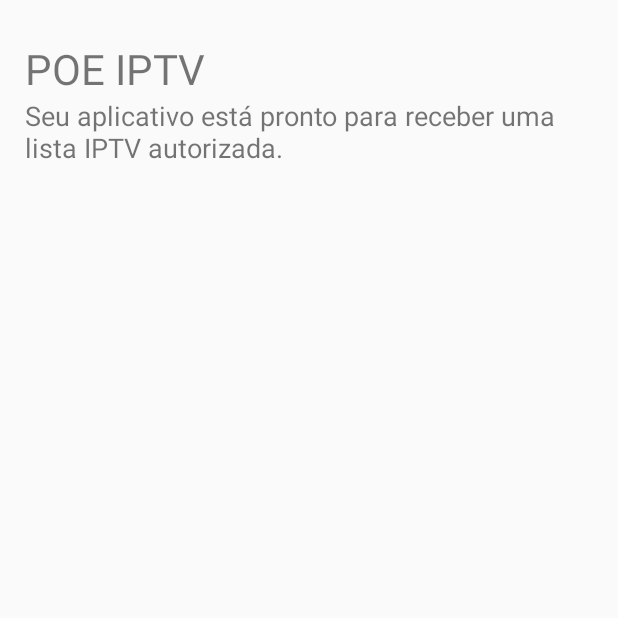
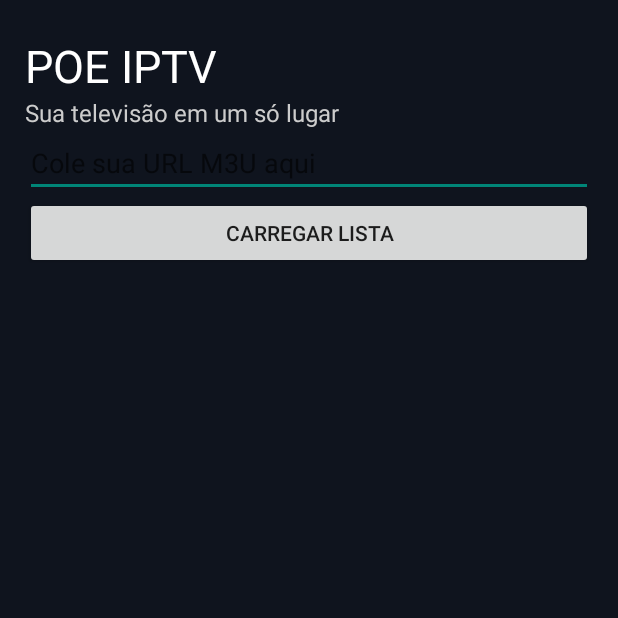
Before and after one commit to poulr9504-design/PO-IPTV, an Android app: the screen it shows after launch (MainActivity), on a phone screen of 412 x 824 dp, the top half of it. Run offline under Robolectric (Android 15) with nearby library versions, the phone set to English and light mode, and no system bars.

Commit message:
Enhance MainActivity layout and functionality
Updated layout padding, background color, and added new UI elements including a subtitle, EditText for URL input, and a button to load the list. Implemented URL validation and feedback in the result TextView.

```diff
--- a/app/src/main/java/com/poeiptv/app/MainActivity.java
+++ b/app/src/main/java/com/poeiptv/app/MainActivity.java
@@ -2,29 +2,64 @@ package com.poeiptv.app;
 
 import android.app.Activity;
 import android.os.Bundle;
-import android.webkit.WebView;
-import android.webkit.WebViewClient;
-import android.widget.LinearLayout;
-import android.widget.TextView;
+import android.graphics.Color;
+import android.view.ViewGroup;
+import android.widget.*;
+import android.text.InputType;
 
 public class MainActivity extends Activity {
+
     @Override
     protected void onCreate(Bundle savedInstanceState) {
         super.onCreate(savedInstanceState);
 
         LinearLayout layout = new LinearLayout(this);
         layout.setOrientation(LinearLayout.VERTICAL);
-        layout.setPadding(25, 40, 25, 25);
+        layout.setPadding(25, 35, 25, 25);
+        layout.setBackgroundColor(Color.rgb(15, 20, 30));
 
         TextView titulo = new TextView(this);
         titulo.setText("POE IPTV");
-        titulo.setTextSize(28);
+        titulo.setTextSize(30);
+        titulo.setTextColor(Color.WHITE);
         layout.addView(titulo);
 
-        TextView mensagem = new TextView(this);
-        mensagem.setText("Seu aplicativo está pronto para receber uma lista IPTV autorizada.");
-        mensagem.setTextSize(18);
-        layout.addView(mensagem);
+        TextView subtitulo = new TextView(this);
+        subtitulo.setText("Sua televisão em um só lugar");
+        subtitulo.setTextColor(Color.LTGRAY);
+        subtitulo.setTextSize(16);
+        layout.addView(subtitulo);
+
+        EditText url = new EditText(this);
+        url.setHint("Cole sua URL M3U aqui");
+        url.setSingleLine(true);
+        url.setInputType(InputType.TYPE_CLASS_TEXT |
+                         InputType.TYPE_TEXT_VARIATION_URI);
+        layout.addView(url);
+
+        Button carregar = new Button(this);
+        carregar.setText("CARREGAR LISTA");
+        layout.addView(carregar);
+
+        TextView resultado = new TextView(this);
+        resultado.setTextColor(Color.WHITE);
+        resultado.setTextSize(17);
+        layout.addView(resultado);
+
+        carregar.setOnClickListener(v -> {
+            String endereco = url.getText().toString().trim();
+
+            if (endereco.isEmpty()) {
+                resultado.setText("Digite sua URL M3U.");
+            } else if (!endereco.startsWith("https://") &&
+                       !endereco.startsWith("http://")) {
+                resultado.setText("Confira o endereço informado.");
+            } else {
+                resultado.setText(
+                    "Endereço recebido!\nA próxima etapa será carregar os canais."
+                );
+            }
+        });
 
         setContentView(layout);
     }
```
